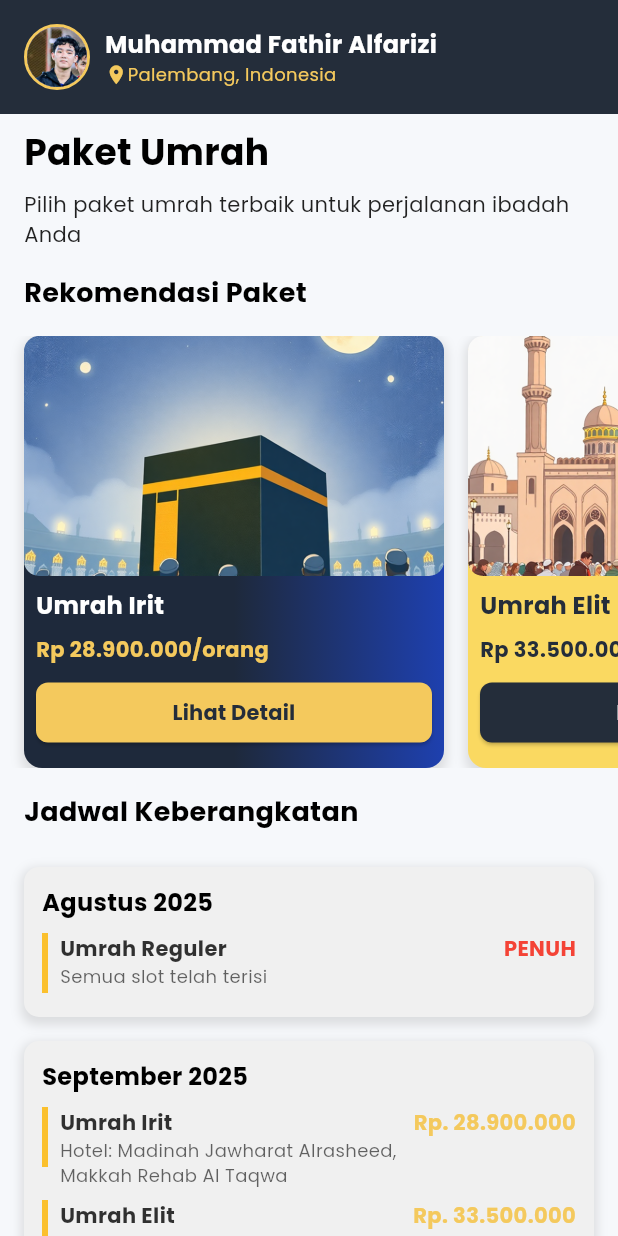
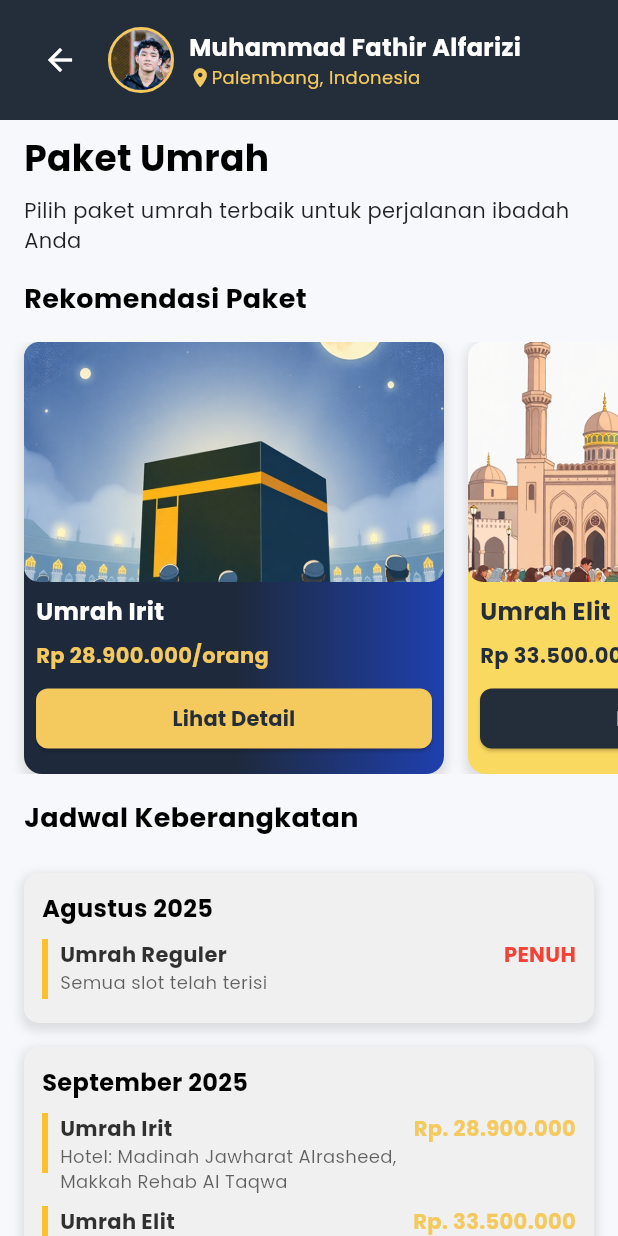
Before and after one commit to Fathirrr43/project_pkl_vscode, a Flutter app: the PaketUmrah screen opened by its route, on a phone screen of 412 x 824 dp. Run offline on Flutter 3.47's test engine with Material 3 defaults, Android fonts, the light colour scheme and no system bars; our stand-ins replace cloud_firestore, firebase_auth, firebase_core, google_fonts; accounts and stored records are empty; network calls fail.

Commit message:
Revisi 1

```diff
--- a/lib/views/umrah.dart
+++ b/lib/views/umrah.dart
@@ -21,24 +21,36 @@ class _PaketUmrahState extends State<PaketUmrah> {
             children: [
               // Profile Header
               Container(
-                color: Color(0xFF242D3A), // Set background color here
+                color: const Color(0xFF242D3A),
                 padding: const EdgeInsets.all(16.0),
                 child: Row(
                   children: [
+                    // Tombol back
+                    IconButton(
+                      icon: const Icon(Icons.arrow_back, color: Colors.white),
+                      onPressed: () {
+                        Navigator.pop(context); // kembali ke halaman sebelumnya
+                      },
+                    ),
+                    const SizedBox(width: 8),
+
+                    // Foto profil dengan border
                     Container(
                       decoration: BoxDecoration(
                         shape: BoxShape.circle,
                         border: Border.all(
-                          color: Color(0xFFF4C95D), // Border color
+                          color: const Color(0xFFF4C95D), // Border color
                           width: 2.0, // Border width
                         ),
                       ),
-                      child: CircleAvatar(
+                      child: const CircleAvatar(
                         backgroundImage: AssetImage('assets/images/pp.png'),
                         radius: 20,
                       ),
                     ),
                     const SizedBox(width: 10),
+
+                    // Nama dan lokasi user
                     Column(
                       crossAxisAlignment: CrossAxisAlignment.start,
                       children: [
@@ -61,7 +73,7 @@ class _PaketUmrahState extends State<PaketUmrah> {
                               EdgeInsets.zero,
                               'Palembang, Indonesia',
                               TextAlign.left,
-                              Color(0xFFF4C95D),
+                              const Color(0xFFF4C95D),
                               FontWeight.normal,
                               12.0,
                             ),
@@ -72,7 +84,6 @@ class _PaketUmrahState extends State<PaketUmrah> {
                   ],
                 ),
               ),
-
               // Paket Umrah Title
               Padding(
                 padding: const EdgeInsets.symmetric(
```
Also changed, not shown: lib/auth/splashscreen.dart (+0 -31 lines).
